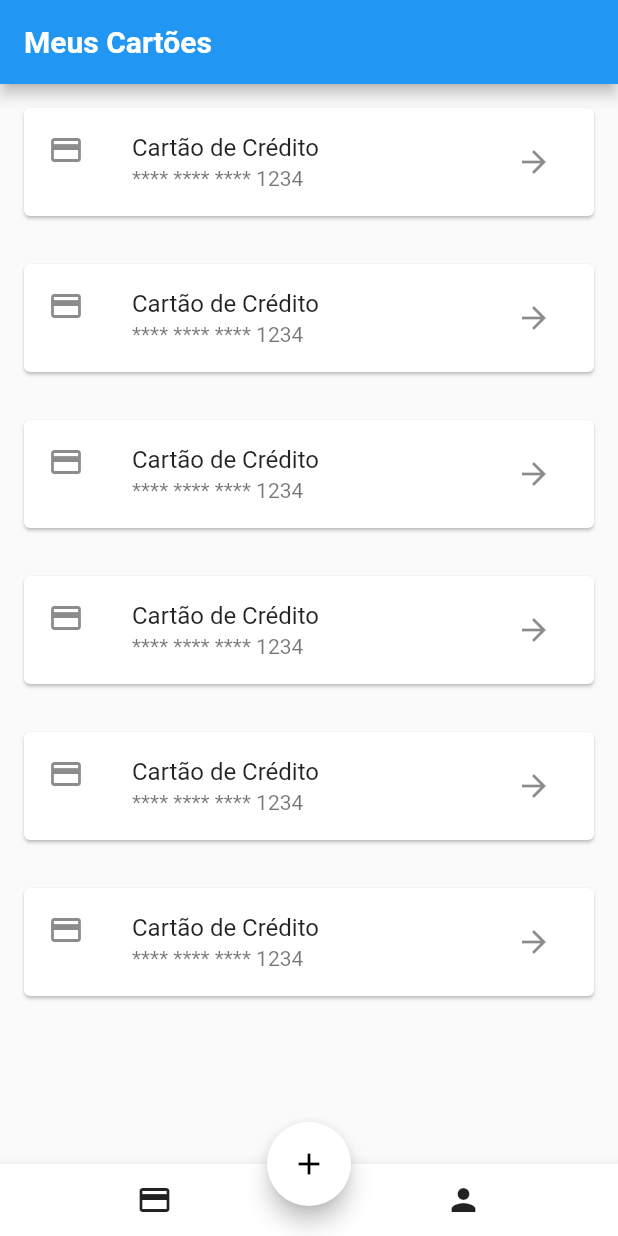
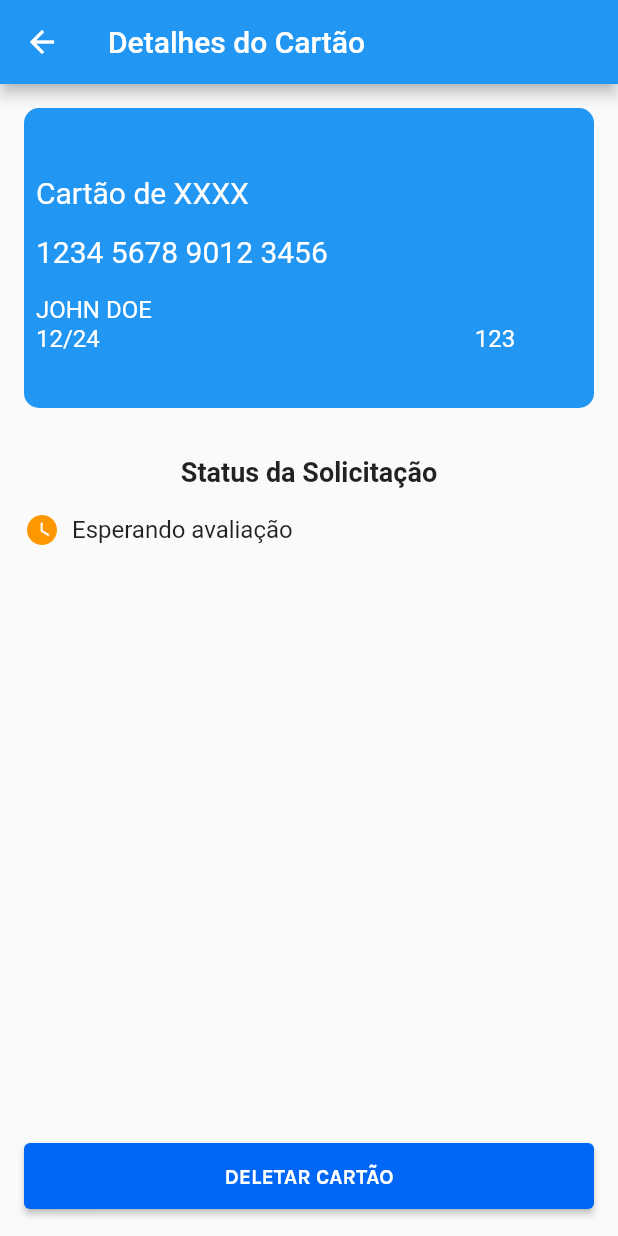
Before and after one commit to RobsonSousaS/DarmBank, a Flutter app: the CardPage screen opened directly, after a tap on the "arrow forward" icon, on a phone screen of 412 x 824 dp. Run offline on Flutter 3.47's test engine with Material 2 defaults, Android fonts, the phone set to English and light mode, and no system bars; our stand-ins replace google_fonts, smooth_page_indicator.

Commit message:
Nova att

```diff
--- /dev/null
+++ b/lib/pages/cardview.dart
@@ -0,0 +1,79 @@
+import 'package:bank_darm/pages/imports.dart';
+
+class CardDetailsPage extends StatelessWidget {
+  @override
+  Widget build(BuildContext context) {
+    return Scaffold(
+      appBar: AppBar(
+        title: Text('Detalhes do Cartão'),
+        leading: IconButton(
+          icon: Icon(Icons.arrow_back),
+          onPressed: () {
+            Navigator.pushReplacement(
+              context,
+              MaterialPageRoute(
+                builder: (context) => CardPage(),
+              ),
+            );
+          },
+        ),
+      ),
+      body: Column(
+        crossAxisAlignment: CrossAxisAlignment.center,
+        children: [
+          Padding(
+            padding: const EdgeInsets.all(16.0),
+            child: Container(
+              width: 400,
+              child: CardWidget(
+                cardNumber: '1234 5678 9012 3456',
+                cardHolderName: 'JOHN DOE',
+                expiryDate: '12/24',
+                cardType: 'Cartão de XXXX',
+                cvc: '123',
+              ),
+            ),
+          ),
+          Padding(
+            padding: const EdgeInsets.all(16.0),
+            child: Text(
+              'Status da Solicitação',
+              style: TextStyle(
+                fontSize: 18,
+                fontWeight: FontWeight.bold,
+              ),
+            ),
+          ),
+          CardStatus(status: 2,),
+          Spacer(),
+          Padding(
+            padding: const EdgeInsets.all(16.0),
+            child: ElevatedButton(
+                      onPressed: () {
+
+                      },
+                      child: Center(
+                        child: Text(
+                          'DELETAR CARTÃO',
+                          style: GoogleFonts.karla(
+                            fontWeight: FontWeight.bold,
+                            fontSize: 14.0,
+                          ),
+                        ),
+                      ),
+                      style: ButtonStyle(
+                        padding: MaterialStateProperty.all<EdgeInsets>(
+                          EdgeInsets.symmetric(
+                              horizontal: 60.0, vertical: 14.0),
+                        ),
+                        backgroundColor: MaterialStateProperty.all<Color>(
+                          Color(0xFF0066F6),
+                        ),
+                      ),
+                    ),
+          ),
+        ],
+      ),
+    );
+  }
+}
--- a/lib/pages/createnewcard.dart
+++ b/lib/pages/createnewcard.dart
@@ -24,7 +24,7 @@ class _CreatenewcardPageState extends State<CreatenewcardPage> {
               delegate: SliverChildListDelegate(
                 [
                   Text(
-                    'Deseja criar um novo cartão?',
+                    'Deseja cadastrar um novo cartão?',
                     style: GoogleFonts.karla(
                         fontWeight: FontWeight.bold,
                         fontSize: 30.0,
@@ -32,7 +32,7 @@ class _CreatenewcardPageState extends State<CreatenewcardPage> {
                   ),
                   SizedBox(height: 20.0),
                   Text(
-                    'Selecione o tipo de cartão que deseja criar.',
+                    'Selecione o tipo de cartão que deseja cadastrar.',
                     style: GoogleFonts.karla(
                       fontWeight: FontWeight.w400,
                       fontSize: 14.0,
@@ -53,7 +53,7 @@ class _CreatenewcardPageState extends State<CreatenewcardPage> {
                       },
                       child: Center(
                         child: Text(
-                          'CRIAR NOVO CARTÃO',
+                          'CADASTRAR NOVO CARTÃO',
                           style: GoogleFonts.karla(
                             fontWeight: FontWeight.bold,
                             fontSize: 14.0,
--- a/lib/pages/imports.dart
+++ b/lib/pages/imports.dart
@@ -13,3 +13,4 @@ export 'package:bank_darm/pages/createcard.dart';
 export 'package:bank_darm/pages/listcards.dart';
 export 'package:bank_darm/pages/usercli.dart';
 export 'package:bank_darm/pages/createnewcard.dart';
+export 'package:bank_darm/pages/cardview.dart';
--- a/lib/pages/widgetspaget.dart
+++ b/lib/pages/widgetspaget.dart
@@ -625,9 +625,66 @@ class CardsWidget extends StatelessWidget {
         subtitle: Text('**** **** **** 1234'),
         trailing: IconButton(
           icon: Icon(Icons.arrow_forward),
-          onPressed: () {},
+          onPressed: () {
+                 Navigator.pushReplacement(
+                  context,
+                  MaterialPageRoute(
+                    builder: (context) => CardDetailsPage(),
+                  ),
+                );
+          },
         ),
       ),
     );
   }
 }
+
+class CardStatus extends StatelessWidget {
+  const CardStatus({required this.status});
+
+  final int status;
+
+
+
+  @override
+  Widget build(BuildContext context) {
+    return Column(
+          crossAxisAlignment: CrossAxisAlignment.center,
+          children: [
+            if (status == 1)
+              Padding(
+                padding: const EdgeInsets.symmetric(horizontal: 16.0),
+                child: Row(
+                  children: [
+                    Icon(Icons.check_circle, color: Colors.green),
+                    SizedBox(width: 8),
+                    Text('Aprovado', style: TextStyle(fontSize: 16)),
+                  ],
+                ),
+              ),
+            if (status == 2)
+              Padding(
+                padding: const EdgeInsets.symmetric(horizontal: 16.0),
+                child: Row(
+                  children: [
+                    Icon(Icons.watch_later, color: Colors.orange),
+                    SizedBox(width: 8),
+                    Text('Esperando avaliação', style: TextStyle(fontSize: 16)),
+                  ],
+                ),
+              ),
+            if (status == 3)
+              Padding(
+                padding: const EdgeInsets.symmetric(horizontal: 16.0),
+                child: Row(
+                  children: [
+                    Icon(Icons.cancel, color: Colors.red),
+                    SizedBox(width: 8),
+                    Text('Reprovado', style: TextStyle(fontSize: 16)),
+                  ],
+                ),
+              ),
+              ]
+              );
+              }
+}
```
Also changed, not shown: lib/pages/usercli.dart (+38 -6 lines).
